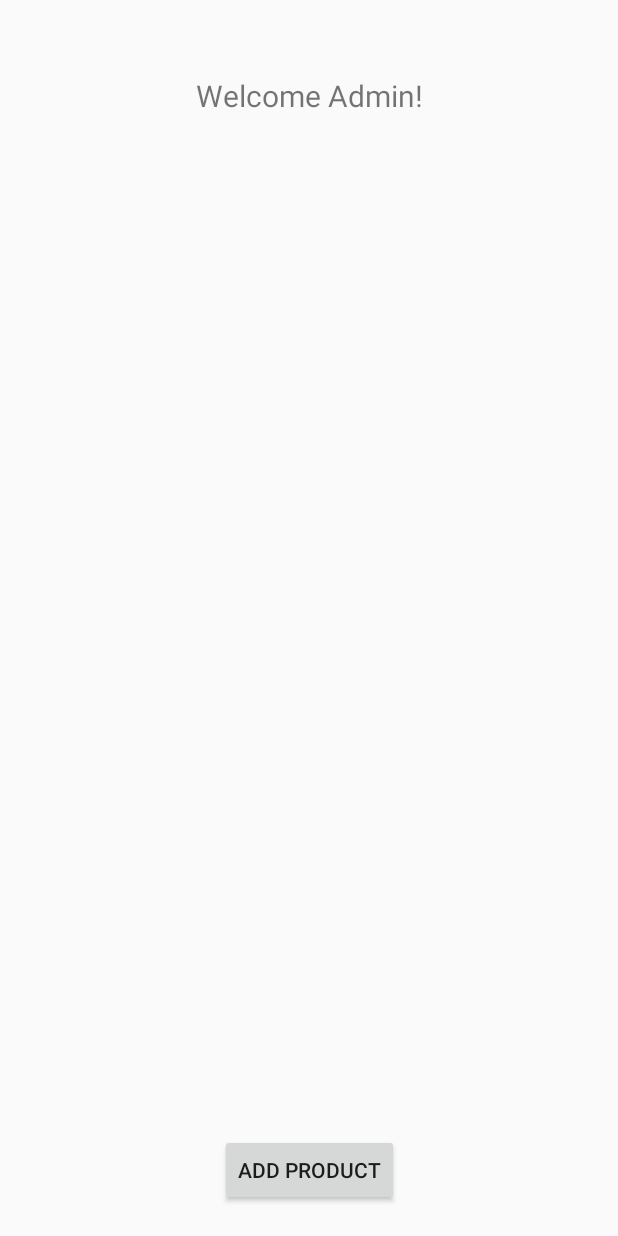
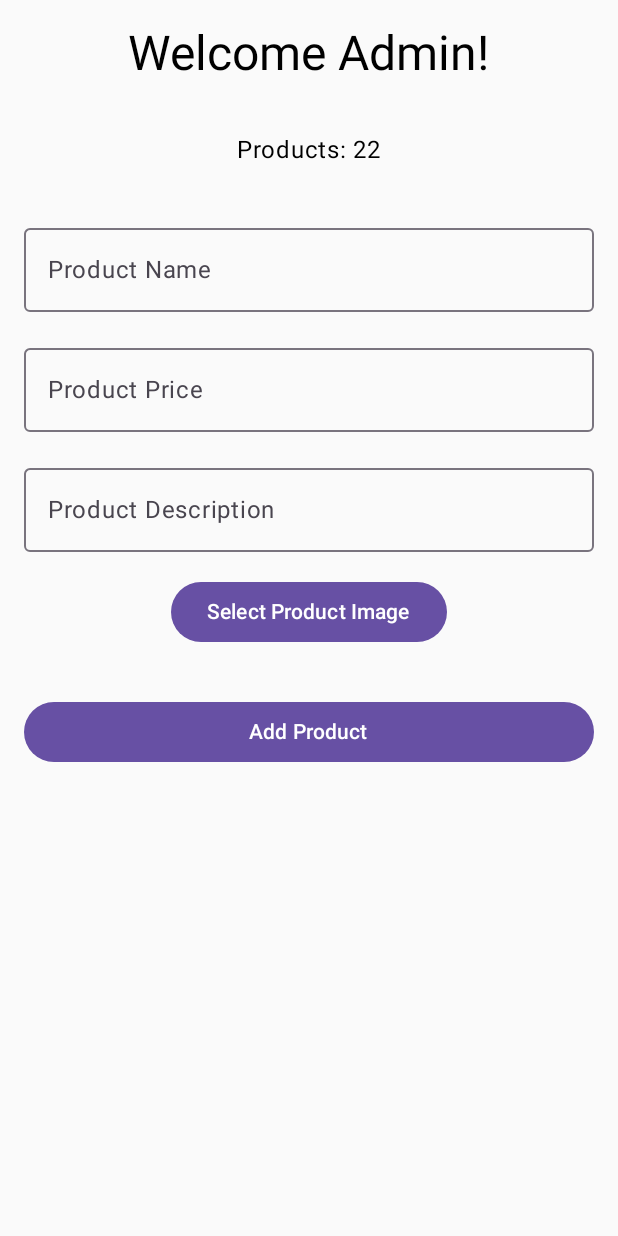
Before and after one commit to HaDo2003/LoLShop, an Android app built with Jetpack Compose: the AdminActivity screen opened directly, with no data from a screen before it, on a phone screen of 412 x 824 dp. Run offline under Robolectric (Android 15) with nearby library versions, the phone set to English and light mode, and no system bars; our stand-ins replace Firebase (no records; nobody signed in at launch, a user with empty details on screens opened directly).

Commit message:
update Admin screen

```diff
--- a/app/build.gradle.kts
+++ b/app/build.gradle.kts
@@ -73,4 +73,5 @@ dependencies {
     androidTestImplementation(libs.androidx.ui.test.junit4)
     debugImplementation(libs.androidx.ui.tooling)
     debugImplementation(libs.androidx.ui.test.manifest)
+    implementation("io.coil-kt:coil-compose:2.1.0")
 }
--- a/app/src/main/java/com/example/lolshop/ui/AdminActivity.kt
+++ b/app/src/main/java/com/example/lolshop/ui/AdminActivity.kt
@@ -1,85 +1,141 @@
 package com.example.lolshop.ui
 
-import android.app.Activity
-import android.app.AlertDialog
-import android.content.Intent
 import android.net.Uri
 import android.os.Bundle
-import android.view.LayoutInflater
-import android.widget.Button
-import android.widget.EditText
-import android.widget.ImageView
 import android.widget.Toast
+import androidx.activity.ComponentActivity
+import androidx.activity.compose.setContent
 import androidx.activity.result.contract.ActivityResultContracts
-import androidx.appcompat.app.AppCompatActivity
-import androidx.recyclerview.widget.RecyclerView
+import androidx.compose.foundation.Image
+import androidx.compose.foundation.layout.*
+import androidx.compose.foundation.text.BasicTextField
+import androidx.compose.foundation.text.KeyboardActions
+import androidx.compose.foundation.text.KeyboardOptions
+import androidx.compose.material3.*
+import androidx.compose.runtime.*
+import androidx.compose.ui.Alignment
+import androidx.compose.ui.Modifier
+import androidx.compose.ui.graphics.painter.Painter
+import androidx.compose.ui.text.input.ImeAction
+import androidx.compose.ui.tooling.preview.Preview
+import androidx.compose.ui.unit.dp
+import androidx.compose.ui.tooling.preview.PreviewParameter
+import coil.compose.rememberImagePainter
 import com.example.lolshop.R
 import com.google.firebase.database.FirebaseDatabase
 import com.google.firebase.storage.FirebaseStorage
+import com.google.firebase.storage.UploadTask
 import java.util.*
 
-class AdminActivity : AppCompatActivity() {
+class AdminActivity : ComponentActivity() {
 
-    private lateinit var productsRecyclerView: RecyclerView
     private val database = FirebaseDatabase.getInstance().reference.child("products")
     private val storage = FirebaseStorage.getInstance().reference
     private var imageUri: Uri? = null
 
-    // Step 1: Declare ActivityResultLauncher
+    // Step 1: Declare ActivityResultLauncher for selecting image
     private val imageResultLauncher =
         registerForActivityResult(ActivityResultContracts.GetContent()) { uri: Uri? ->
-            // Handle the result from the image picker
-            uri?.let {
-                imageUri = it
-                findViewById<ImageView>(R.id.productImageView).setImageURI(imageUri)
-            }
+            uri?.let { imageUri = it }
         }
 
     override fun onCreate(savedInstanceState: Bundle?) {
         super.onCreate(savedInstanceState)
-        setContentView(R.layout.activity_admin)
-
-        productsRecyclerView = findViewById(R.id.productsRecyclerView)
-        val addProductButton = findViewById<Button>(R.id.addProductButton)
-
-        addProductButton.setOnClickListener {
-            showAddProductDialog()
+        setContent {
+            AdminScreen()
         }
     }
 
-    private fun showAddProductDialog() {
-        val dialogView = LayoutInflater.from(this).inflate(R.layout.dialog_add_product, null)
-        val dialogBuilder = AlertDialog.Builder(this).setView(dialogView).setTitle("Add Product")
+    @Composable
+    fun AdminScreen() {
+        var name by remember { mutableStateOf("") }
+        var price by remember { mutableStateOf("") }
+        var description by remember { mutableStateOf("") }
+        var isLoading by remember { mutableStateOf(false) }
+        var imageUriState by remember { mutableStateOf<Uri?>(null) }
 
-        val alertDialog = dialogBuilder.create()
-        alertDialog.show()
+        // Handle the dialog to add a product
+        Column(
+            modifier = Modifier
+                .fillMaxSize()
+                .padding(16.dp),
+            horizontalAlignment = Alignment.CenterHorizontally
+        ) {
+            Text(text = "Welcome Admin!", style = MaterialTheme.typography.headlineLarge)
 
-        val productImageView = dialogView.findViewById<ImageView>(R.id.productImageView)
-        val selectImageButton = dialogView.findViewById<Button>(R.id.selectImageButton)
-        val nameEditText = dialogView.findViewById<EditText>(R.id.productNameEditText)
-        val priceEditText = dialogView.findViewById<EditText>(R.id.productPriceEditText)
-        val descriptionEditText = dialogView.findViewById<EditText>(R.id.productDescriptionEditText)
-        val addButton = dialogView.findViewById<Button>(R.id.addProductButton)
+            Spacer(modifier = Modifier.height(32.dp))
 
-        selectImageButton.setOnClickListener {
-            // Step 2: Use ActivityResultLauncher to select image
-            imageResultLauncher.launch("image/*")
+            Text(text = "Products: 22", style = MaterialTheme.typography.bodyLarge)
+
+            Spacer(modifier = Modifier.height(32.dp))
+
+
+            // Product Name Input
+            OutlinedTextField(
+                value = name,
+                onValueChange = { name = it },
+                label = { Text("Product Name") },
+                modifier = Modifier.fillMaxWidth()
+            )
+
+            Spacer(modifier = Modifier.height(16.dp))
+
+            // Product Price Input
+            OutlinedTextField(
+                value = price,
+                onValueChange = { price = it },
+                label = { Text("Product Price") },
+                keyboardOptions = KeyboardOptions.Default.copy(imeAction = ImeAction.Done),
+                keyboardActions = KeyboardActions(onDone = { /* Handle Done */ }),
+                modifier = Modifier.fillMaxWidth()
+            )
+
+            Spacer(modifier = Modifier.height(16.dp))
+
+            // Product Description Input
+            OutlinedTextField(
+                value = description,
+                onValueChange = { description = it },
+                label = { Text("Product Description") },
+                modifier = Modifier.fillMaxWidth()
+            )
+
+            Spacer(modifier = Modifier.height(16.dp))
+
+            // Image Preview or Image Picker Button
+            if (imageUriState != null) {
+                Image(painter = rememberImagePainter(imageUriState), contentDescription = null, modifier = Modifier.size(100.dp))
+            } else {
+                Button(onClick = { imageResultLauncher.launch("image/*") }) {
+                    Text("Select Product Image")
+                }
             }
 
-        addButton.setOnClickListener {
-            val name = nameEditText.text.toString().trim()
-            val price = priceEditText.text.toString().trim()
-            val description = descriptionEditText.text.toString().trim()
+            Spacer(modifier = Modifier.height(32.dp))
 
-            if (name.isEmpty() || price.isEmpty() || description.isEmpty() || imageUri == null) {
-                Toast.makeText(this, "Please fill all fields and select an image", Toast.LENGTH_SHORT).show()
+            // Add Product Button
+            Button(
+                onClick = {
+                    if (name.isEmpty() || price.isEmpty() || description.isEmpty() || imageUriState == null) {
+                        Toast.makeText(this@AdminActivity, "Please fill all fields and select an image", Toast.LENGTH_SHORT).show()
                     } else {
-                // Upload image to Firebase Storage
+                        isLoading = true
+                        addProduct(name, price, description, imageUriState)
+                    }
+                },
+                modifier = Modifier.fillMaxWidth(),
+                enabled = !isLoading
+            ) {
+                Text(if (isLoading) "Uploading..." else "Add Product")
+            }
+        }
+    }
+
+    private fun addProduct(name: String, price: String, description: String, imageUri: Uri?) {
+        imageUri?.let { uri ->
             val imageRef = storage.child("products/${UUID.randomUUID()}.jpg")
-                imageRef.putFile(imageUri!!)
-                    .addOnCompleteListener { task ->
-                        if (task.isSuccessful) {
-                            imageRef.downloadUrl.addOnSuccessListener { uri ->
+            imageRef.putFile(uri).addOnSuccessListener { taskSnapshot ->
+                taskSnapshot.metadata?.reference?.downloadUrl?.addOnSuccessListener { uri ->
                     val productId = database.push().key ?: return@addOnSuccessListener
                     val product = mapOf(
                         "id" to productId,
@@ -90,18 +146,15 @@ class AdminActivity : AppCompatActivity() {
                     )
                     database.child(productId).setValue(product).addOnCompleteListener { dbTask ->
                         if (dbTask.isSuccessful) {
-                                        Toast.makeText(this, "Product added successfully", Toast.LENGTH_SHORT).show()
-                                        alertDialog.dismiss()
+                            Toast.makeText(this@AdminActivity, "Product added successfully", Toast.LENGTH_SHORT).show()
                         } else {
-                                        Toast.makeText(this, "Failed to add product", Toast.LENGTH_SHORT).show()
+                            Toast.makeText(this@AdminActivity, "Failed to add product", Toast.LENGTH_SHORT).show()
                         }
                     }
                 }
-                        } else {
-                            Toast.makeText(this, "Image upload failed", Toast.LENGTH_SHORT).show()
+            }.addOnFailureListener {
+                Toast.makeText(this@AdminActivity, "Image upload failed", Toast.LENGTH_SHORT).show()
             }
         }
     }
 }
-    }
-}
--- a/app/src/main/res/layout/activity_admin.xml
+++ /dev/null
@@ -1,40 +0,0 @@
-<?xml version="1.0" encoding="utf-8"?>
-<androidx.constraintlayout.widget.ConstraintLayout xmlns:android="http://schemas.android.com/apk/res/android"
-    xmlns:app="http://schemas.android.com/apk/res-auto"
-    xmlns:tools="http://schemas.android.com/tools"
-    android:layout_width="match_parent"
-    android:layout_height="match_parent"
-    tools:context=".ui.AdminActivity">
-
-    <TextView
-        android:id="@+id/adminWelcomeText"
-        android:layout_width="wrap_content"
-        android:layout_height="wrap_content"
-        android:text="Welcome Admin!"
-        android:textSize="20sp"
-        app:layout_constraintTop_toTopOf="parent"
-        app:layout_constraintStart_toStartOf="parent"
-        app:layout_constraintEnd_toEndOf="parent"
-        android:layout_marginTop="50dp" />
-
-    <androidx.recyclerview.widget.RecyclerView
-        android:id="@+id/productsRecyclerView"
-        android:layout_width="match_parent"
-        android:layout_height="0dp"
-        app:layout_constraintBottom_toTopOf="@id/addProductButton"
-        app:layout_constraintEnd_toEndOf="parent"
-        app:layout_constraintHorizontal_bias="1.0"
-        app:layout_constraintStart_toStartOf="parent"
-        app:layout_constraintTop_toBottomOf="@id/adminWelcomeText"
-        app:layout_constraintVertical_bias="1.0" />
-
-    <Button
-        android:id="@+id/addProductButton"
-        android:layout_width="wrap_content"
-        android:layout_height="wrap_content"
-        android:text="Add Product"
-        app:layout_constraintBottom_toBottomOf="parent"
-        app:layout_constraintStart_toStartOf="parent"
-        app:layout_constraintEnd_toEndOf="parent"
-        android:layout_marginBottom="20dp" />
-</androidx.constraintlayout.widget.ConstraintLayout>
```
Also changed, not shown: app/src/main/res/layout/dialog_add_product.xml (deleted, +0 -62 lines). Lines whose indentation alone changed are shown as unchanged.
